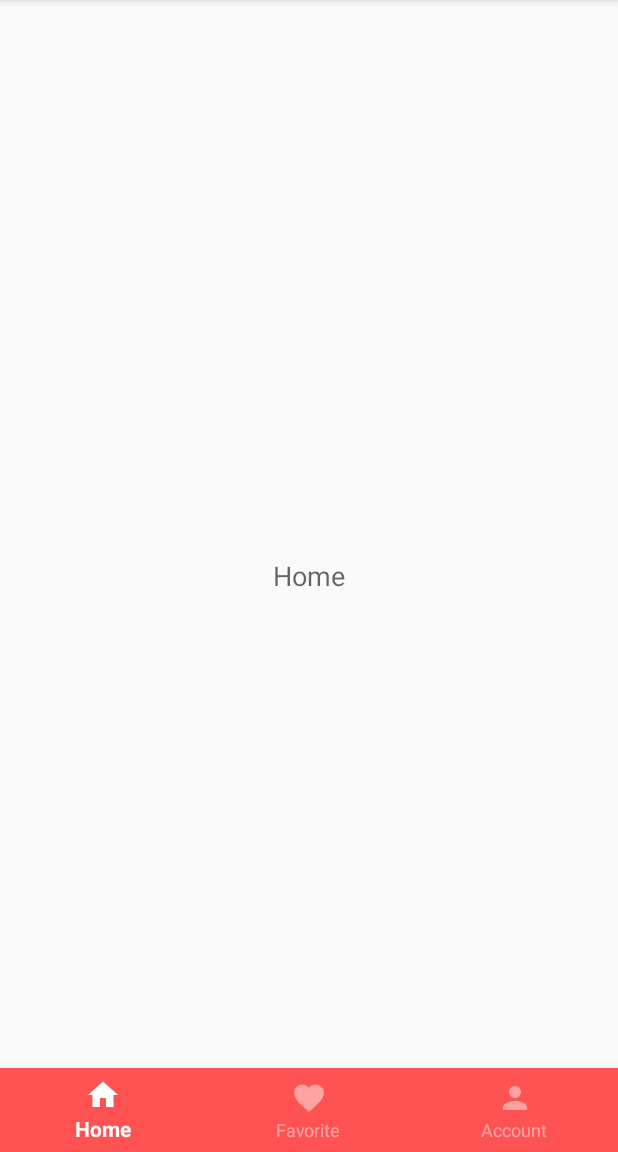
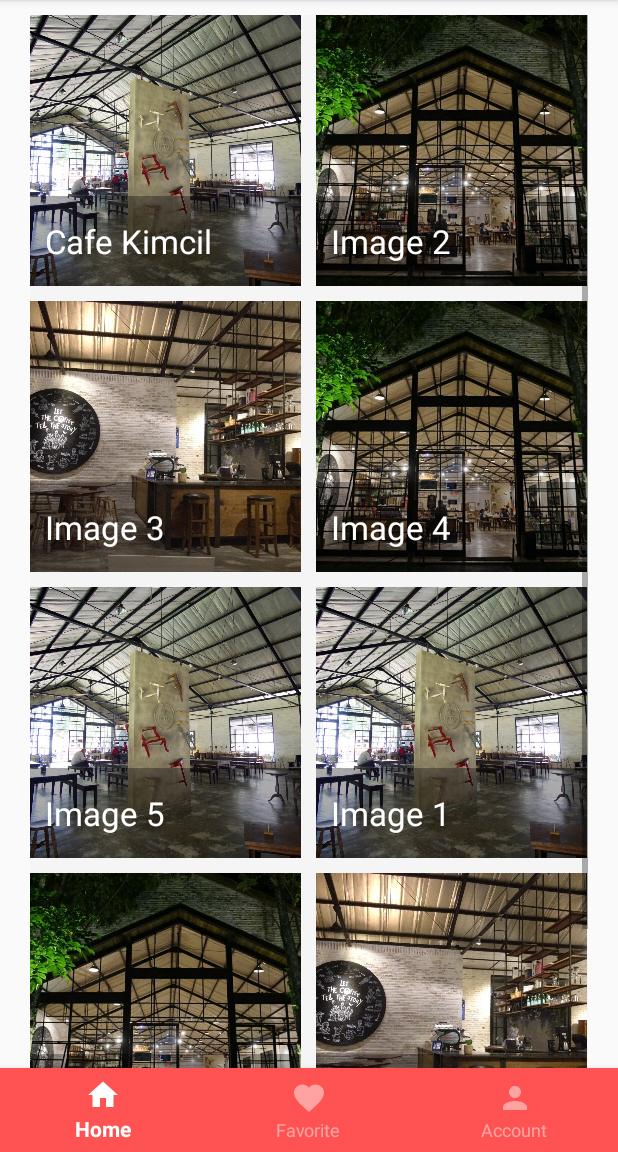
Before and after one commit to nongkiyuk/android, an Android app: the HomeFragment screen opened directly, with no data from a screen before it, on a phone screen of 412 x 824 dp, the part 84-1236 px from its top. Run offline under Robolectric (Android 15) with nearby library versions, the phone set to English and light mode, and no system bars.

Commit message:
update layout

```diff
--- a/app/src/main/java/com/nongkiyuk/nongkiyuk/activities/Home/HomeFragment.java
+++ b/app/src/main/java/com/nongkiyuk/nongkiyuk/activities/Home/HomeFragment.java
@@ -1,14 +1,26 @@
 package com.nongkiyuk.nongkiyuk.activities.Home;
 
 
+import android.app.Activity;
+import android.content.Context;
+import android.content.Intent;
 import android.os.Bundle;
 import android.support.v4.app.Fragment;
 import android.support.v7.app.AppCompatActivity;
 import android.view.LayoutInflater;
 import android.view.View;
 import android.view.ViewGroup;
+import android.widget.AdapterView;
+import android.widget.BaseAdapter;
+import android.widget.GridView;
+import android.widget.ImageView;
+import android.widget.TextView;
 
 import com.nongkiyuk.nongkiyuk.R;
+import com.nongkiyuk.nongkiyuk.activities.Main.MainActivity;
+
+import java.util.ArrayList;
+import java.util.List;
 
 /**
  * A simple {@link Fragment} subclass.
@@ -24,11 +36,100 @@ public class HomeFragment extends Fragment {
     @Override
     public View onCreateView(LayoutInflater inflater, ViewGroup container,
                              Bundle savedInstanceState) {
+
         // Inflate the layout for this fragment
         View rootView =  inflater.inflate(R.layout.fragment_home, container, false);
 //        ((AppCompatActivity) getActivity()).getSupportActionBar().show();
+        GridView gridView = (GridView)rootView.findViewById(R.id.tv_home);
+        gridView.setAdapter(new MyAdapter(getContext()));
 
         return rootView;
     }
 
+
+    public static class MyAdapter extends BaseAdapter
+    {
+        public static List<Item> items = new ArrayList<Item>();
+        public LayoutInflater inflater;
+
+
+        public MyAdapter(Context context)
+        {
+            inflater = LayoutInflater.from(context);
+
+            items.add(new Item("Cafe Kimcil", R.drawable.epic3, "Ini deskripsi lho.."));
+            items.add(new Item("Image 2", R.drawable.epic, "Ini deskripsi lagi lho.."));
+            items.add(new Item("Image 3", R.drawable.epic2, "Ini deskripsi lho.."));
+            items.add(new Item("Image 4", R.drawable.epic, "Ini deskripsi lho.."));
+            items.add(new Item("Image 5", R.drawable.epic3, "Ini deskripsi lho.."));
+            items.add(new Item("Image 1", R.drawable.epic3, "Ini deskripsi lho.."));
+            items.add(new Item("Image 2", R.drawable.epic, "Ini deskripsi lho.."));
+            items.add(new Item("Image 3", R.drawable.epic2, "Ini deskripsi lho.."));
+            items.add(new Item("Image 4", R.drawable.epic, "Ini deskripsi lho.."));
+            items.add(new Item("Image 5", R.drawable.epic3,"Ini deskripsi lho.."));
+        }
+
+        @Override
+        public int getCount() {
+
+            return items.size();
+        }
+
+        @Override
+        public Object getItem(int i)
+        {
+
+            return items.get(i);
+        }
+
+        @Override
+        public long getItemId(int i)
+        {
+
+            return items.get(i).drawableId;
+        }
+
+        @Override
+        public View getView(int i, View view, ViewGroup viewGroup)
+        {
+            View v = view;
+            ImageView picture;
+            TextView name, desc;
+
+            if(v == null)
+            {
+                v = inflater.inflate(R.layout.item_place, viewGroup, false);
+                v.setTag(R.id.coverImg, v.findViewById(R.id.coverImg));
+                v.setTag(R.id.text, v.findViewById(R.id.name));
+                /*v.setTag(R.id.desc, v.findViewById(R.id.desc));*/
+            }
+
+            picture = (ImageView)v.getTag(R.id.coverImg);
+            name = (TextView)v.getTag(R.id.text);
+
+
+            Item item = (Item)getItem(i);
+
+            picture.setImageResource(item.drawableId);
+            name.setText(item.name);
+
+
+            return v;
+        }
+
+        public class Item
+        {
+            final String name;
+            final String desc;
+            final int drawableId;
+
+            Item(String name, int drawableId, String desc)
+            {
+                this.name = name;
+                this.drawableId = drawableId;
+                this.desc = desc;
+            }
+        }
+    }
+
 }
--- a/app/src/main/java/com/nongkiyuk/nongkiyuk/utils/SquareImageView.java
+++ b/app/src/main/java/com/nongkiyuk/nongkiyuk/utils/SquareImageView.java
@@ -1,4 +1,29 @@
 package com.nongkiyuk.nongkiyuk.utils;
 
-public class SquareImageView {
+import android.content.Context;
+import android.util.AttributeSet;
+import android.widget.ImageView;
+
+public class SquareImageView extends android.support.v7.widget.AppCompatImageView {
+    public SquareImageView(Context context)
+    {
+        super(context);
+    }
+
+    public SquareImageView(Context context, AttributeSet attrs)
+    {
+        super(context, attrs);
+    }
+
+    public SquareImageView(Context context, AttributeSet attrs, int defStyle)
+    {
+        super(context, attrs, defStyle);
+    }
+
+    @Override
+    protected void onMeasure(int widthMeasureSpec, int heightMeasureSpec)
+    {
+        super.onMeasure(widthMeasureSpec, heightMeasureSpec);
+        setMeasuredDimension(getMeasuredWidth(), getMeasuredWidth()); //Snap to width
+    }
 }
--- a/app/src/main/res/layout/fragment_home.xml
+++ b/app/src/main/res/layout/fragment_home.xml
@@ -1,17 +1,27 @@
 <?xml version="1.0" encoding="utf-8"?>
-<RelativeLayout xmlns:android="http://schemas.android.com/apk/res/android"
+<FrameLayout xmlns:android="http://schemas.android.com/apk/res/android"
     xmlns:tools="http://schemas.android.com/tools"
     android:layout_width="match_parent"
     android:layout_height="match_parent"
     android:orientation="vertical"
     tools:context=".activities.Home.HomeFragment">
 
-    <TextView
+    <GridView
         android:id="@+id/tv_home"
-        android:layout_width="wrap_content"
-        android:layout_height="wrap_content"
+        android:layout_width="match_parent"
+        android:layout_height="match_parent"
         android:layout_centerInParent="true"
+        android:background="#FFF5F5F5"
+        android:columnWidth="150dp"
+        android:gravity="center"
+        android:layout_marginTop="10dp"
+        android:numColumns="2"
+        android:stretchMode="columnWidth"
+        android:layout_marginLeft="20dp"
+        android:layout_marginRight="20dp"
+        android:horizontalSpacing="10dp"
+        android:verticalSpacing="10dp"
         android:text="@string/home"
         android:textAppearance="@style/Base.TextAppearance.AppCompat.Medium"/>
 
-</RelativeLayout>
+</FrameLayout>
--- a/app/src/main/res/layout/item_place.xml
+++ b/app/src/main/res/layout/item_place.xml
@@ -1,30 +1,29 @@
 <?xml version="1.0" encoding="utf-8"?>
-<RelativeLayout
+<FrameLayout
     xmlns:android="http://schemas.android.com/apk/res/android"
     android:orientation="horizontal"
     android:layout_width="match_parent"
-    android:layout_height="wrap_content"
+    android:layout_height="match_parent"
     >
-    <ImageView
+    <com.nongkiyuk.nongkiyuk.utils.SquareImageView
         android:id="@+id/coverImg"
         android:layout_width="match_parent"
         android:layout_height="match_parent"
-        android:gravity="center_vertical"
         android:scaleType="centerCrop"
         android:src="@drawable/nongkiyuk_logo"
         />
     <TextView
         android:id="@+id/name"
-        android:layout_width="wrap_content"
+        android:layout_width="match_parent"
         android:layout_height="wrap_content"
-        android:paddingTop="20dp"
         android:paddingLeft="10dp"
-        android:gravity="center_vertical"
-        android:layout_marginLeft="10dp"
-        android:text="Sample Text"
-        android:layout_weight="1"
-        android:textSize="25sp"
-        android:textColor="@android:color/black"
+        android:paddingRight="10dp"
+        android:paddingTop="15dp"
+        android:paddingBottom="15dp"
+        android:textSize="10pt"
+        android:layout_gravity="bottom"
+        android:textColor="@android:color/white"
+        android:background="#55000000"
         />
 
-</RelativeLayout>
+</FrameLayout>
```
Also changed, not shown: app/src/main/res/drawable/epic.jpg (added), app/src/main/res/drawable/epic2.jpg (added), app/src/main/res/drawable/epic3.jpg (added).
